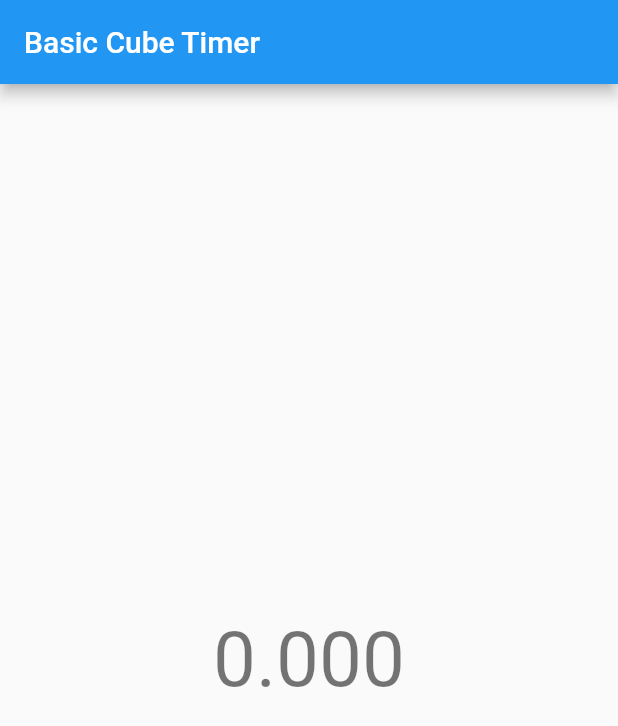
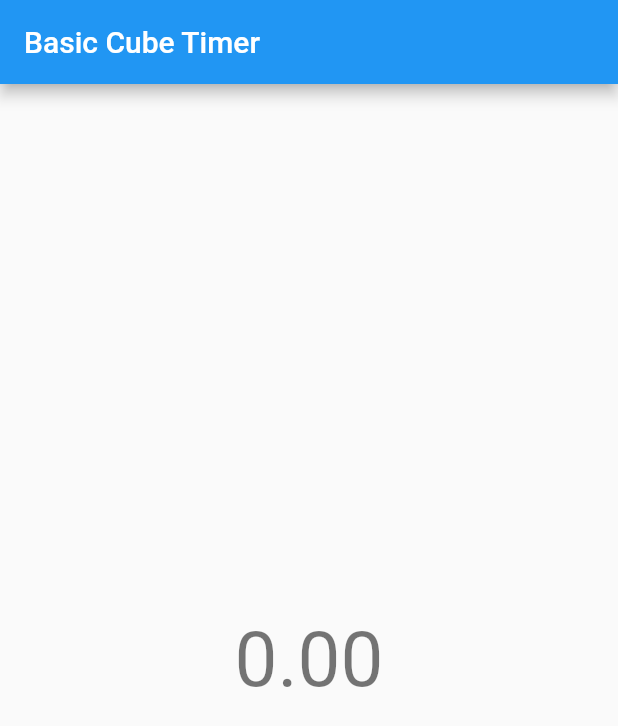
Before and after one commit to adindotdev/BasicCubeTimer, a Flutter app: the screen it shows after launch, on a phone screen of 412 x 824 dp. Shown: the top 726 px of the screen. Run offline on Flutter 3.47's test engine with Material 2 defaults, Android fonts, the phone set to English and light mode, and no system bars.

```diff
--- a/lib/main.dart
+++ b/lib/main.dart
@@ -47,6 +47,7 @@ class BasicCubeTimerHome extends StatefulWidget {
 class _BasicCubeTimerState extends State<BasicCubeTimerHome> {
   static final refreshDelay = const Duration(milliseconds: 25);
 
+  bool _useMilliseconds = false; //TODO add ability to change
   Stopwatch _stopwatch = new Stopwatch();
   List<double> _listOfTimes = new List();
 
@@ -76,11 +77,14 @@ class _BasicCubeTimerState extends State<BasicCubeTimerHome> {
       int minutes = _stopwatch.elapsedMilliseconds ~/ 60000;
       int seconds = _stopwatch.elapsedMilliseconds % (minutes * 60000);
       if (seconds < 10000) {
-        return "$minutes:0" + (seconds / 1000).toStringAsFixed(3);
+        return "$minutes:0" +
+            (seconds / 1000).toStringAsFixed(_useMilliseconds ? 3 : 2);
       }
-      return "$minutes:" + (seconds / 1000).toStringAsFixed(3);
+      return "$minutes:" +
+          (seconds / 1000).toStringAsFixed(_useMilliseconds ? 3 : 2);
     }
-    return (_stopwatch.elapsedMilliseconds / 1000).toStringAsFixed(3);
+    return (_stopwatch.elapsedMilliseconds / 1000)
+        .toStringAsFixed(_useMilliseconds ? 3 : 2);
   }
 
   Future<bool> _onWillPop() {
```
